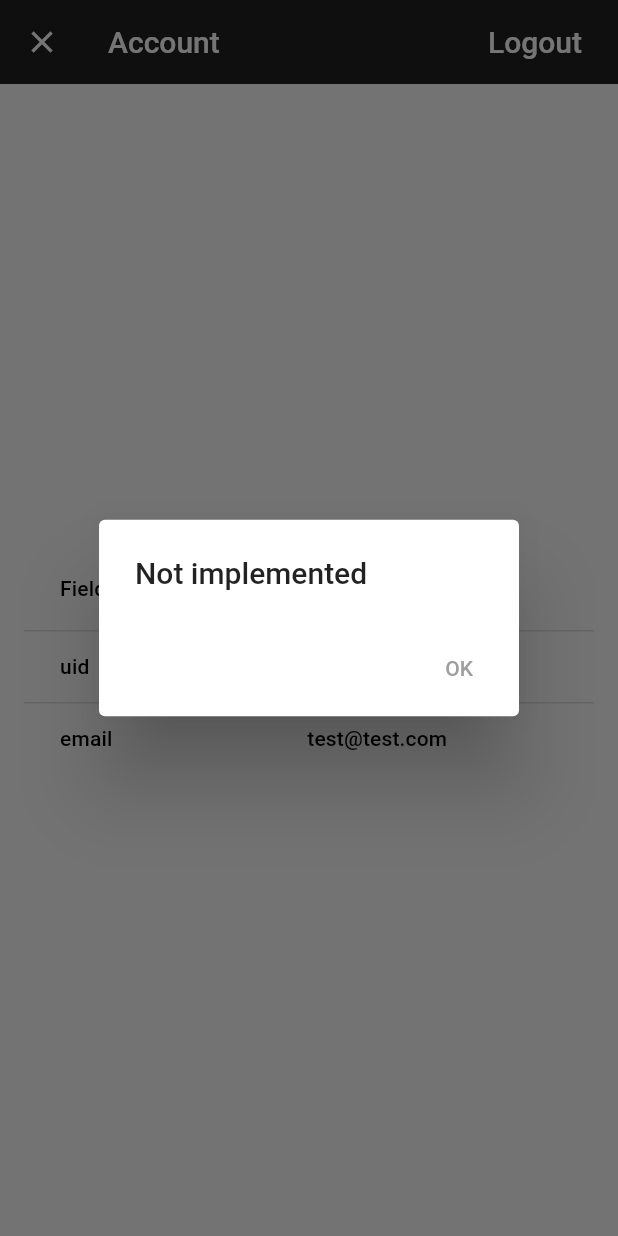
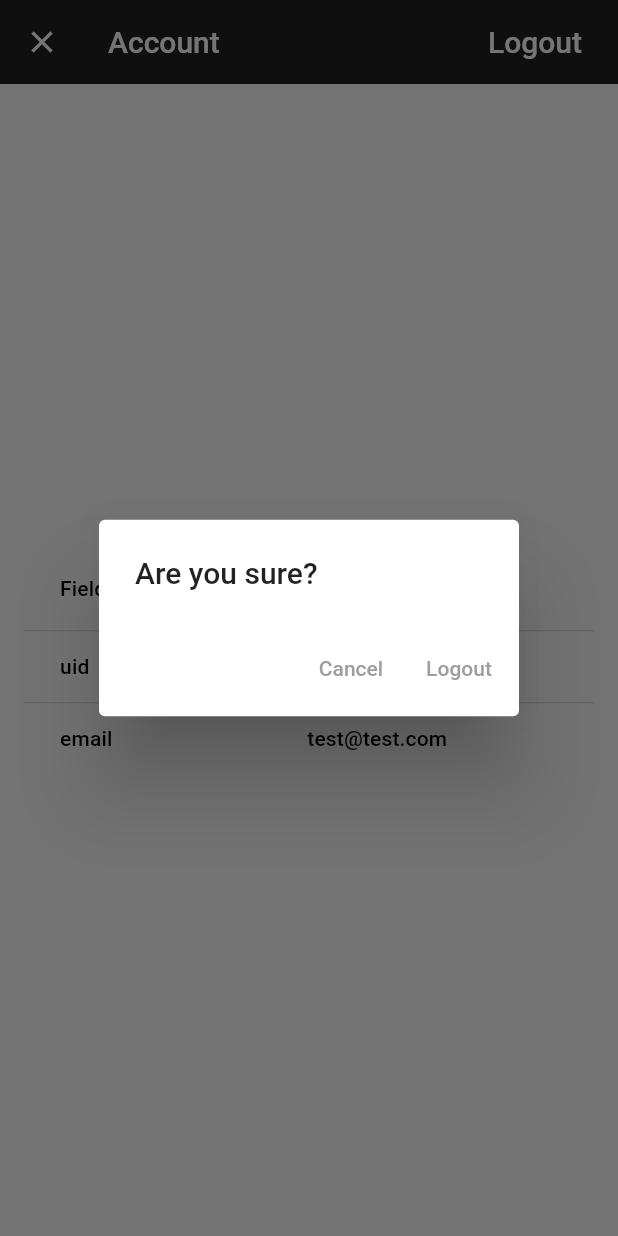
Before and after one commit to yeahsilver/flutter, a Flutter app: the AccountScreen screen opened by its route, after a tap on "Logout", on a phone screen of 412 x 824 dp. Run offline on Flutter 3.47's test engine with Material 2 defaults, Android fonts, the phone set to English and light mode, and no system bars; our stand-ins replace flutter_layout_grid, flutter_rating_bar, get, go_router, introduction_screen, like_button.

Commit message:
feat: section 2 기능 구현 완료

```diff
--- a/ecommerce_app/lib/src/features/account/account_screen.dart
+++ b/ecommerce_app/lib/src/features/account/account_screen.dart
@@ -19,17 +19,16 @@ class AccountScreen extends StatelessWidget {
           ActionTextButton(
             text: 'Logout'.hardcoded,
             onPressed: () async {
-              showNotImplementedAlertDialog(context: context);
-              // final logout = await showAlertDialog(
-              //   context: context,
-              //   title: 'Are you sure?'.hardcoded,
-              //   cancelActionText: 'Cancel'.hardcoded,
-              //   defaultActionText: 'Logout'.hardcoded,
-              // );
-              // if (logout == true) {
-              //   // TODO: Sign out the user.
-              //   Navigator.of(context).pop();
-              // }
+              final logout = await showAlertDialog(
+                context: context,
+                title: 'Are you sure?'.hardcoded,
+                cancelActionText: 'Cancel'.hardcoded,
+                defaultActionText: 'Logout'.hardcoded,
+              );
+              if (logout == true) {
+                // TODO: Sign out the user.
+                Navigator.of(context).pop();
+              }
             },
           ),
         ],
--- a/ecommerce_app/lib/src/features/home_app_bar/home_app_bar.dart
+++ b/ecommerce_app/lib/src/features/home_app_bar/home_app_bar.dart
@@ -50,18 +50,18 @@ class HomeAppBar extends StatelessWidget with PreferredSizeWidget {
             ActionTextButton(
               key: MoreMenuButton.ordersKey,
               text: 'Orders'.hardcoded,
-              onPressed: () => context.goNamed(AppRoute.orders.name),
+              onPressed: () => context.pushNamed(AppRoute.orders.name),
             ),
             ActionTextButton(
               key: MoreMenuButton.accountKey,
               text: 'Account'.hardcoded,
-              onPressed: () => context.goNamed(AppRoute.account.name),
+              onPressed: () => context.pushNamed(AppRoute.account.name),
             ),
           ] else
             ActionTextButton(
               key: MoreMenuButton.signInKey,
               text: 'Sign In'.hardcoded,
-              onPressed: () => context.goNamed(AppRoute.signIn.name),
+              onPressed: () => context.pushNamed(AppRoute.signIn.name),
             )
         ],
       );
--- a/ecommerce_app/lib/src/features/home_app_bar/more_menu_button.dart
+++ b/ecommerce_app/lib/src/features/home_app_bar/more_menu_button.dart
@@ -55,13 +55,13 @@ class MoreMenuButton extends StatelessWidget {
         // push to different routes based on selected option
         switch (option) {
           case PopupMenuOption.signIn:
-            context.goNamed(AppRoute.signIn.name);
+            context.pushNamed(AppRoute.signIn.name);
             break;
           case PopupMenuOption.orders:
-            context.goNamed(AppRoute.orders.name);
+            context.pushNamed(AppRoute.orders.name);
             break;
           case PopupMenuOption.account:
-            context.goNamed(AppRoute.account.name);
+            context.pushNamed(AppRoute.account.name);
             break;
         }
       },
--- a/ecommerce_app/lib/src/features/home_app_bar/shopping_cart_icon.dart
+++ b/ecommerce_app/lib/src/features/home_app_bar/shopping_cart_icon.dart
@@ -21,7 +21,7 @@ class ShoppingCartIcon extends StatelessWidget {
           child: IconButton(
             key: shoppingCartIconKey,
             icon: const Icon(Icons.shopping_cart),
-            onPressed: () => context.goNamed(AppRoute.cart.name),
+            onPressed: () => context.pushNamed(AppRoute.cart.name),
           ),
         ),
         if (cartItemsCount > 0)
--- a/ecommerce_app/lib/src/routing/app.router.dart
+++ b/ecommerce_app/lib/src/routing/app.router.dart
@@ -1,4 +1,6 @@
 import 'package:ecommerce_app/src/features/account/account_screen.dart';
+import 'package:ecommerce_app/src/features/checkout/checkout_screen.dart';
+import 'package:ecommerce_app/src/features/leave_review_page/leave_review_screen.dart';
 import 'package:ecommerce_app/src/features/not_found/not_found_screen.dart';
 import 'package:ecommerce_app/src/features/orders_list/orders_list_screen.dart';
 import 'package:ecommerce_app/src/features/product_page/product_screen.dart';
@@ -16,11 +18,13 @@ enum AppRoute {
   account,
   signIn,
   product,
+  leaveReview,
+  checkout,
 }
 
 final goRouter = GoRouter(
   initialLocation: '/',
-  debugLogDiagnostics: true,
+  debugLogDiagnostics: false,
   routes: [
     GoRoute(
       path: '/',
@@ -36,6 +40,20 @@ final goRouter = GoRouter(
             final productId = state.params['id']!;
             return ProductScreen(productId: productId);
           },
+          routes: [
+            GoRoute(
+              path: 'review',
+              name: AppRoute.leaveReview.name,
+              pageBuilder: (context, state) {
+                final productId = state.params['id']!;
+                return MaterialPage(
+                  key: state.pageKey,
+                  fullscreenDialog: true,
+                  child: LeaveReviewScreen(productId: productId),
+                );
+              },
+            ),
+          ],
         ),
         GoRoute(
             path: 'cart',
@@ -45,7 +63,17 @@ final goRouter = GoRouter(
                   fullscreenDialog: true,
                   child: const ShoppingCartScreen(),
                 ),
+            routes: [
+              GoRoute(
+                path: 'checkout',
+                name: AppRoute.checkout.name,
+                pageBuilder: (context, state) => MaterialPage(
+                  key: state.pageKey,
+                  fullscreenDialog: true,
+                  child: const CheckoutScreen(),
                 ),
+              ),
+            ]),
         GoRoute(
           path: 'orders',
           name: AppRoute.orders.name,
```
Also changed, not shown: ecommerce_app/lib/src/features/product_page/leave_review_action.dart (+5 -5 lines), ecommerce_app/lib/src/features/shopping_cart/shopping_cart_screen.dart (+4 -8 lines). Lines whose indentation alone changed are shown as unchanged.
